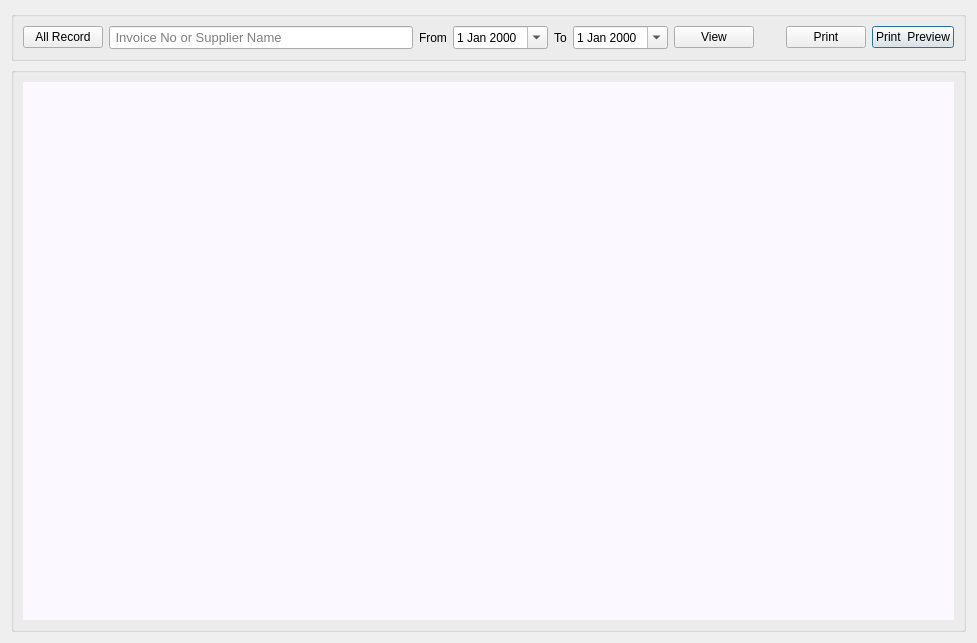
Before: the Qt Designer form ui/purchaseDetails.ui in ansarul543/pos-inventory, drawn with Qt 5.
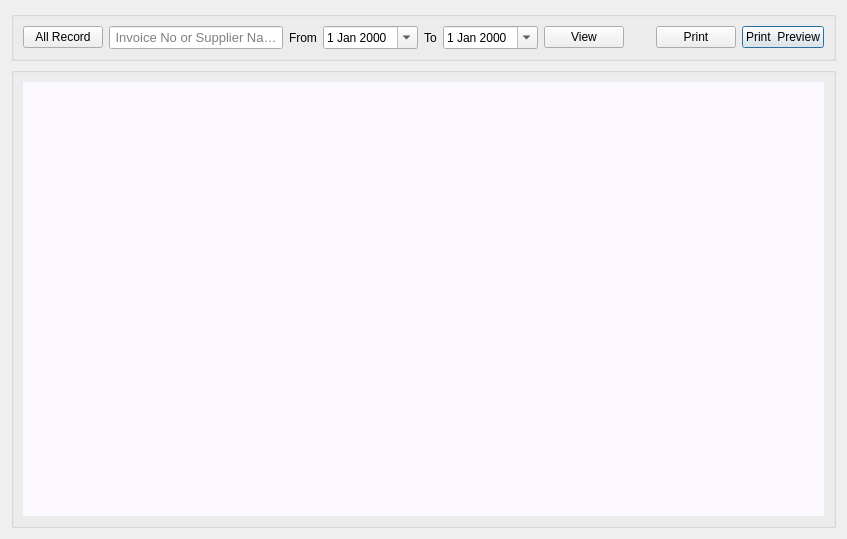
After: the same form once the commit is applied.

The edit to the form file:
```diff
--- a/ui/purchaseDetails.ui
+++ b/ui/purchaseDetails.ui
@@ -6,8 +6,8 @@
    <rect>
     <x>0</x>
     <y>0</y>
-    <width>977</width>
-    <height>643</height>
+    <width>847</width>
+    <height>539</height>
    </rect>
   </property>
   <property name="windowTitle">
```
